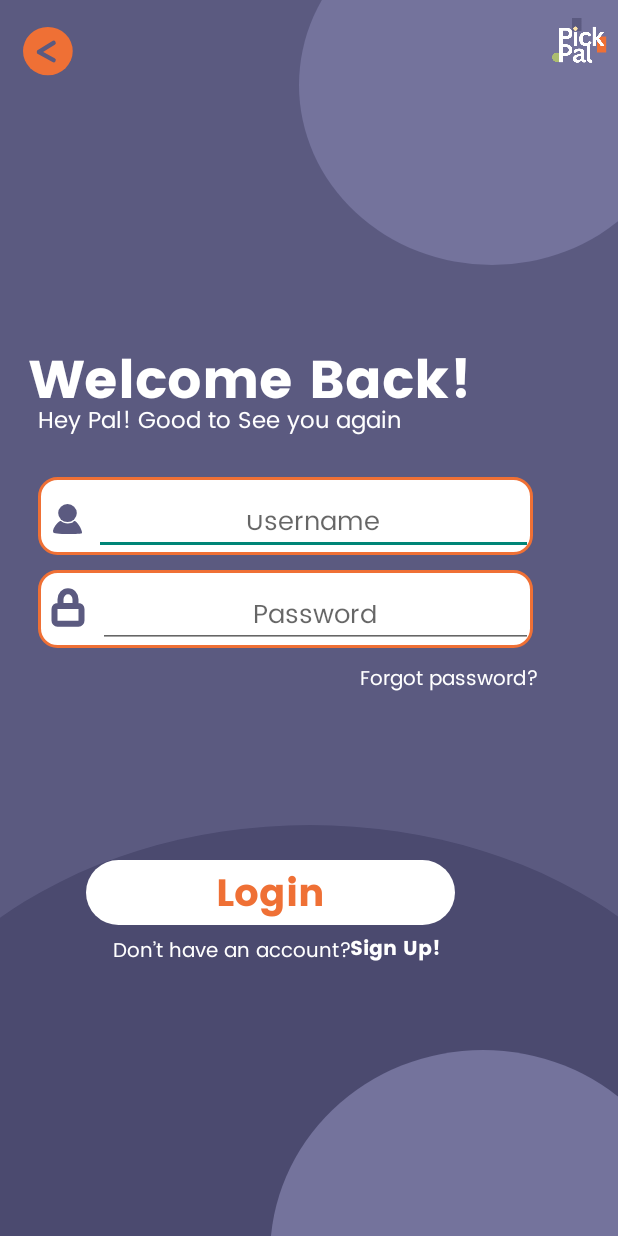
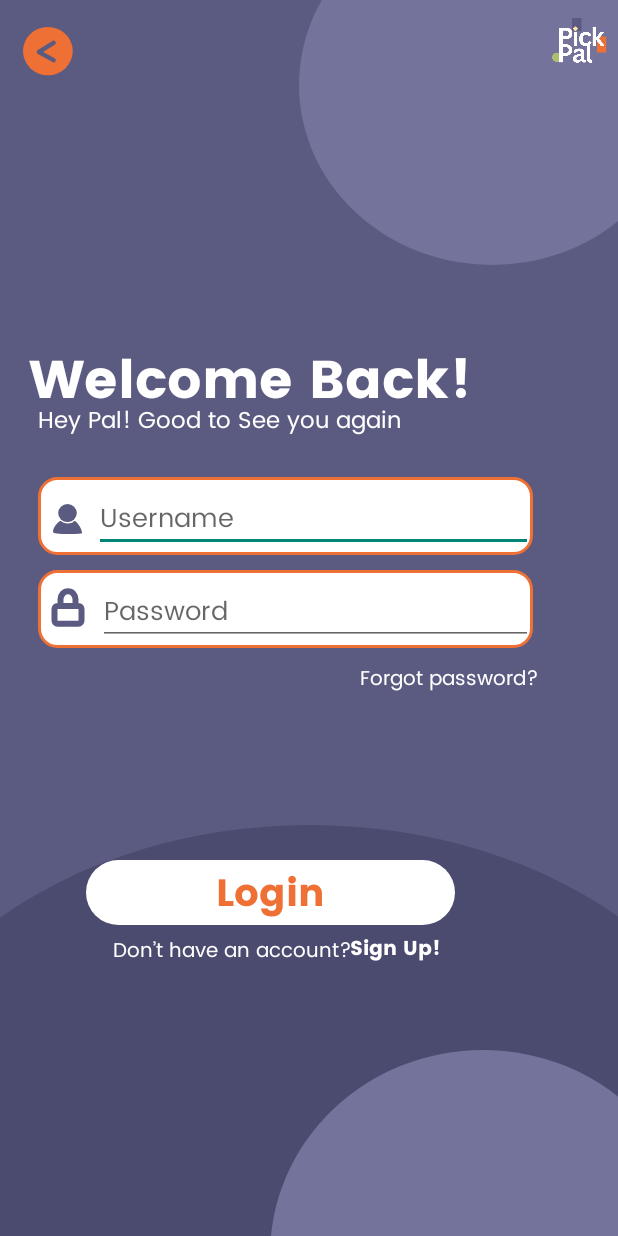
Before and after one commit to abigailwonggg/PickPal, an Android app: the LoginActivity screen opened directly, with no data from a screen before it, on a phone screen of 412 x 824 dp. Run offline under Robolectric (Android 15) with nearby library versions, the phone set to English and light mode, and no system bars; our stand-ins replace CircleImageView.

Commit message:
fix layout for text input

```diff
--- a/app/src/main/res/layout/activity_login.xml
+++ b/app/src/main/res/layout/activity_login.xml
@@ -173,9 +173,9 @@
                 android:layout_width="match_parent"
                 android:layout_height="wrap_content"
                 android:layout_marginLeft="37dp"
-                android:layout_marginTop="15dp"
+                android:layout_marginTop="5dp"
                 android:layout_gravity="left"
-                android:gravity="center_horizontal|center_vertical"
+                android:gravity="start|center_vertical"
                 android:includeFontPadding="false"
                 android:maxLines="1"
                 android:singleLine="true"
@@ -231,9 +231,9 @@
                     android:layout_width="match_parent"
                     android:layout_height="wrap_content"
                     android:layout_marginLeft="40dp"
-                    android:layout_marginTop="13dp"
+                    android:layout_marginTop="5dp"
                     android:layout_gravity="top|left"
-                    android:gravity="center_horizontal|center_vertical"
+                    android:gravity="start|center_vertical"
                     android:includeFontPadding="false"
                     android:maxLines="1"
                     android:singleLine="true"
```
